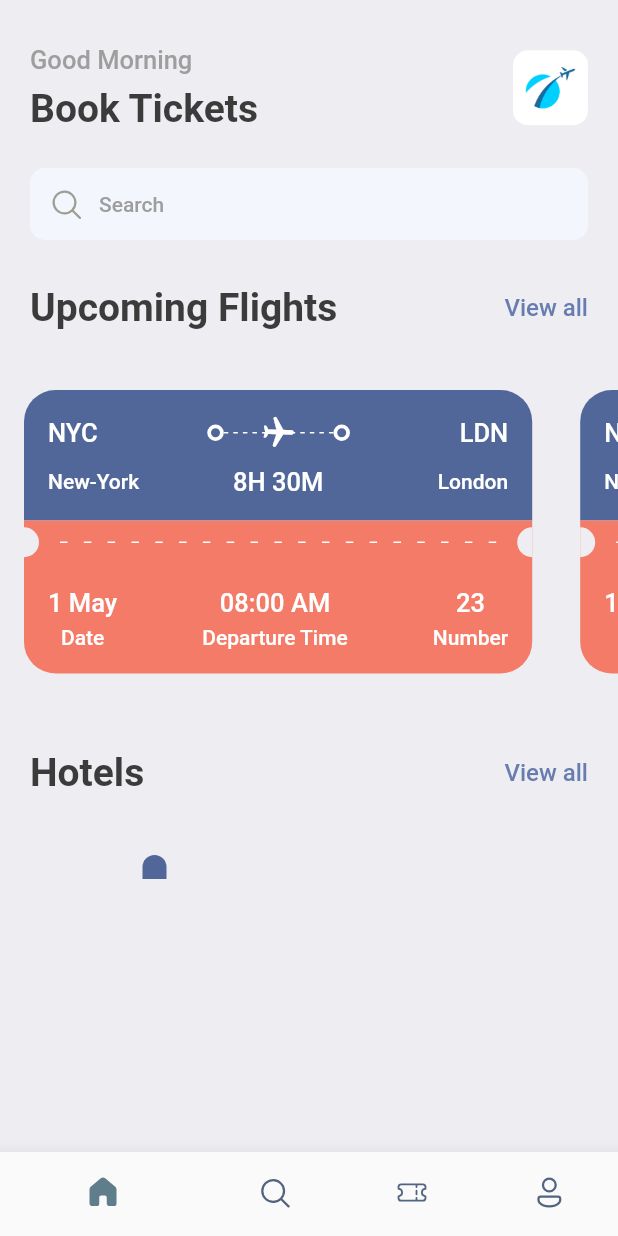
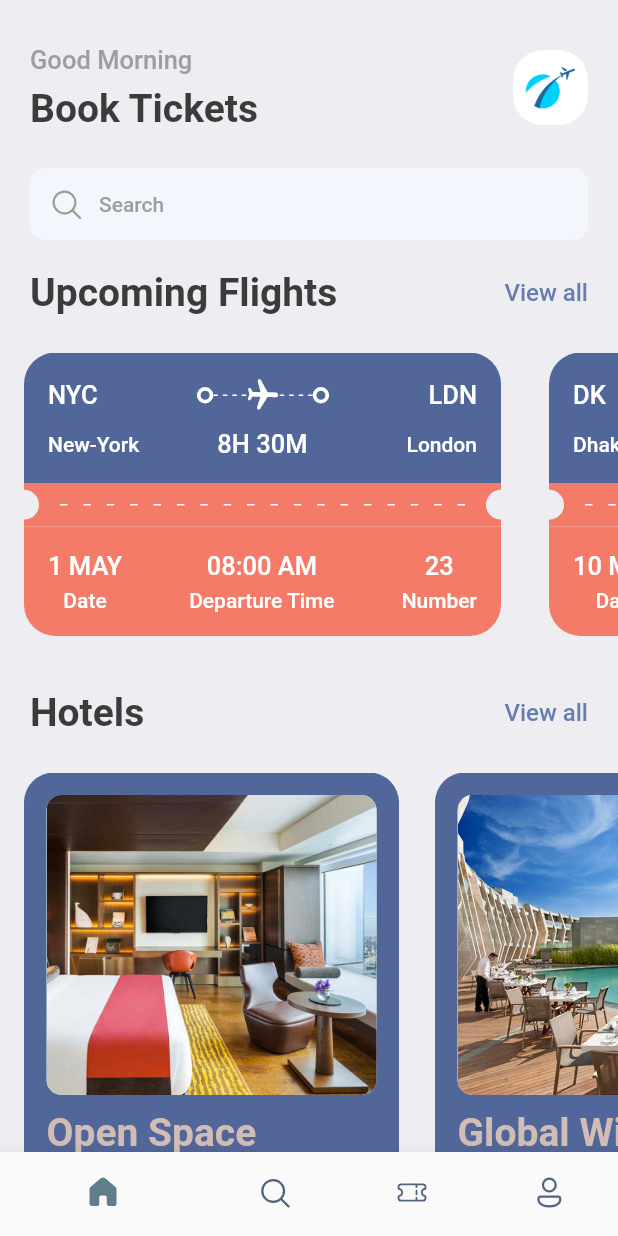
Before and after one commit to isif00/Ticket-Booking-App, a Flutter app: the screen it shows after launch, on a phone screen of 412 x 824 dp. Run offline on Flutter 3.47's test engine with Material 2 defaults, Android fonts, the phone set to English and light mode, and no system bars; our stand-ins replace fluentui_system_icons, gap, get.

Commit message:
Adding hotel widget and fixing repsonsivity

```diff
--- a/lib/screens/home_screen.dart
+++ b/lib/screens/home_screen.dart
@@ -1,9 +1,12 @@
 import 'package:booking_app/screens/hotel_view.dart';
 import 'package:booking_app/screens/ticket_view.dart';
+import 'package:booking_app/utils/app_info_list.dart';
 import 'package:booking_app/utils/app_styles.dart';
 import 'package:fluentui_system_icons/fluentui_system_icons.dart';
 import 'package:flutter/material.dart';
 import 'package:gap/gap.dart';
+
+import '../utils/app_layout.dart';
 
 class HomeScreen extends StatelessWidget {
   const HomeScreen({super.key});
@@ -15,15 +18,17 @@ class HomeScreen extends StatelessWidget {
       body: ListView(
         children: [
           Container(
-            padding: const EdgeInsets.only(
-              left: 20,
-              right: 20,
-              top: 20,
-              bottom: 20,
+            padding: EdgeInsets.only(
+              left: AppLayout.getWidth(20),
+              right: AppLayout.getWidth(20),
+              top: AppLayout.getHeight(20),
+              bottom: AppLayout.getHeight(20),
             ),
             child: Column(
               children: [
-                const Gap(10),
+                Gap(
+                  AppLayout.getHeight(10),
+                ),
                 Row(
                   mainAxisAlignment: MainAxisAlignment.spaceBetween,
                   children: [
@@ -34,7 +39,9 @@ class HomeScreen extends StatelessWidget {
                           'Good Morning',
                           style: Styles.headLineStyle3,
                         ),
-                        const Gap(7),
+                        Gap(
+                          AppLayout.getHeight(7),
+                        ),
                         Text(
                           'Book Tickets',
                           style: Styles.headLineStyle1,
@@ -42,10 +49,12 @@ class HomeScreen extends StatelessWidget {
                       ],
                     ),
                     Container(
-                      width: 50,
-                      height: 50,
+                      width: AppLayout.getHeight(50),
+                      height: AppLayout.getHeight(50),
                       decoration: BoxDecoration(
-                        borderRadius: BorderRadius.circular(10),
+                        borderRadius: BorderRadius.circular(
+                          AppLayout.getHeight(20),
+                        ),
                         image: const DecorationImage(
                           fit: BoxFit.cover,
                           image: AssetImage('images/img_1.png'),
@@ -54,15 +63,19 @@ class HomeScreen extends StatelessWidget {
                     )
                   ],
                 ),
-                const Gap(25),
+                Gap(
+                  AppLayout.getHeight(25),
+                ),
                 Container(
                   decoration: BoxDecoration(
-                    borderRadius: BorderRadius.circular(10),
+                    borderRadius: BorderRadius.circular(
+                      AppLayout.getHeight(10),
+                    ),
                     color: const Color(0xFFF4F6FD),
                   ),
-                  padding: const EdgeInsets.symmetric(
-                    horizontal: 12,
-                    vertical: 12,
+                  padding: EdgeInsets.symmetric(
+                    horizontal: AppLayout.getHeight(12),
+                    vertical: AppLayout.getWidth(12),
                   ),
                   child: Row(
                     children: [
@@ -80,7 +93,9 @@ class HomeScreen extends StatelessWidget {
                     ],
                   ),
                 ),
-                const Gap(30),
+                Gap(
+                  AppLayout.getHeight(20),
+                ),
                 Row(
                   mainAxisAlignment: MainAxisAlignment.spaceBetween,
                   children: [
@@ -101,23 +116,30 @@ class HomeScreen extends StatelessWidget {
               ],
             ),
           ),
-          const Gap(20),
-          const SingleChildScrollView(
+          Gap(
+            AppLayout.getHeight(5),
+          ),
+          SingleChildScrollView(
             scrollDirection: Axis.horizontal,
             child: Row(
-              children: [
-                TicketView(),
-                TicketView(),
-              ],
+              children: ticketList
+                  .map(
+                    (singleTicket) => (TicketView(
+                      ticket: singleTicket,
+                    )),
+                  )
+                  .toList(),
             ),
           ),
-          const Gap(20),
+          Gap(
+            AppLayout.getHeight(5),
+          ),
           Container(
-            padding: const EdgeInsets.only(
-              left: 20,
-              right: 20,
-              top: 20,
-              bottom: 20,
+            padding: EdgeInsets.only(
+              left: AppLayout.getWidth(20),
+              right: AppLayout.getWidth(20),
+              top: AppLayout.getHeight(20),
+              bottom: AppLayout.getHeight(20),
             ),
             child: Row(
               mainAxisAlignment: MainAxisAlignment.spaceBetween,
@@ -137,15 +159,15 @@ class HomeScreen extends StatelessWidget {
               ],
             ),
           ),
-          const Gap(20),
-          const SingleChildScrollView(
+          Gap(AppLayout.getHeight(5)),
+          SingleChildScrollView(
             scrollDirection: Axis.horizontal,
             child: Row(
-              children: [
-                HotelCard(),
-              ],
+              children: hotelList
+                  .map((singleHotel) => HotelCard(hotel: singleHotel))
+                  .toList(),
             ),
-          )
+          ),
         ],
       ),
     );
--- a/lib/screens/hotel_view.dart
+++ b/lib/screens/hotel_view.dart
@@ -1,33 +1,63 @@
 import 'package:flutter/material.dart';
+import 'package:gap/gap.dart';
 
 import '../utils/app_layout.dart';
+import '../utils/app_styles.dart';
 
 class HotelCard extends StatelessWidget {
-  const HotelCard({super.key});
+  final Map<String, dynamic> hotel;
+  const HotelCard({super.key, required this.hotel});
 
   @override
   Widget build(BuildContext context) {
-    final size = AppLayout.getSize(context);
-    return SizedBox(
-      width: size.width * 0.5,
-      height: 100,
-      child: Container(
-        margin: const EdgeInsets.only(left: 16, right: 16),
-        child: Column(
-          children: [
-            Container(
-              decoration: const BoxDecoration(
-                color: Color(0xFF526799),
-                borderRadius: BorderRadius.only(
-                  topLeft: Radius.circular(21),
-                  topRight: Radius.circular(21),
+    return Container(
+      width: AppLayout.getWidth(250),
+      height: AppLayout.getHeight(350),
+      margin: EdgeInsets.only(
+        left: AppLayout.getWidth(16),
+        right: AppLayout.getWidth(8),
+        bottom: AppLayout.getHeight(8),
+      ),
+      padding: EdgeInsets.all(AppLayout.getWidth(15)),
+      decoration: const BoxDecoration(
+        color: Color(0xFF526799),
+        borderRadius: BorderRadius.all(Radius.circular(20.0)),
+      ),
+      child: Column(
+        crossAxisAlignment: CrossAxisAlignment.start,
+        children: [
+          Container(
+            width: AppLayout.getHeight(250),
+            height: AppLayout.getHeight(200),
+            decoration: BoxDecoration(
+              boxShadow: [
+                BoxShadow(
+                  color: Colors.grey.shade200,
                 ),
+              ],
+              borderRadius: BorderRadius.circular(AppLayout.getHeight(10)),
+              image: DecorationImage(
+                fit: BoxFit.cover,
+                image: AssetImage("images/${hotel['image']}"),
               ),
-              child: const Padding(
-                  padding: EdgeInsets.all(8.0), child: SizedBox()),
             ),
-          ],
-        ),
+          ),
+          Gap(AppLayout.getHeight(10)),
+          Text(
+            '${hotel['place']}',
+            style: Styles.headLineStyle1.copyWith(color: Styles.kakiColor),
+          ),
+          Gap(AppLayout.getHeight(5)),
+          Text(
+            '${hotel['destination']}',
+            style: Styles.headLineStyle2.copyWith(color: Colors.white),
+          ),
+          Gap(AppLayout.getHeight(8)),
+          Text(
+            '\$${hotel['price']}/night',
+            style: Styles.headLineStyle3.copyWith(color: Colors.white),
+          ),
+        ],
       ),
     );
   }
--- /dev/null
+++ b/lib/screens/search_screen.dart
@@ -0,0 +1,22 @@
+import 'package:booking_app/utils/app_layout.dart';
+import 'package:flutter/cupertino.dart';
+import 'package:flutter/material.dart';
+import 'package:gap/gap.dart';
+
+import '../utils/app_styles.dart';
+
+class SearchScreen extends StatelessWidget {
+  const SearchScreen({super.key});
+
+  @override
+  Widget build(BuildContext context) {
+    return Scaffold(
+      backgroundColor: Styles.bgColor,
+      body: ListView(
+        children: [
+          Gap(AppLayout.getHeight(40),),
+        ],
+      ),
+    );
+  }
+}
--- a/lib/screens/ticket_view.dart
+++ b/lib/screens/ticket_view.dart
@@ -5,33 +5,34 @@ import 'package:flutter/material.dart';
 import 'package:gap/gap.dart';
 
 class TicketView extends StatelessWidget {
-  const TicketView({super.key});
+  final Map<String, dynamic> ticket;
+  const TicketView({super.key, required this.ticket});
 
   @override
   Widget build(BuildContext context) {
-    final size = AppLayout.getSize(context);
     return SizedBox(
-      width: size.width * 0.9,
-      height: 200,
+      width: AppLayout.getWidth(350),
+      height: AppLayout.getHeight(200),
       child: Container(
-        margin: const EdgeInsets.only(left: 16, right: 16),
+        margin: EdgeInsets.only(
+            left: AppLayout.getHeight(16), right: AppLayout.getHeight(16)),
         child: Column(
           children: [
             Container(
-              decoration: const BoxDecoration(
-                color: Color(0xFF526799),
+              decoration: BoxDecoration(
+                color: const Color(0xFF526799),
                 borderRadius: BorderRadius.only(
-                  topLeft: Radius.circular(21),
-                  topRight: Radius.circular(21),
+                  topLeft: Radius.circular(AppLayout.getHeight(21)),
+                  topRight: Radius.circular(AppLayout.getHeight(21)),
                 ),
               ),
-              padding: const EdgeInsets.all(16),
+              padding: EdgeInsets.all(AppLayout.getHeight(16)),
               child: Column(
                 children: [
                   Row(
                     children: [
                       Text(
-                        'NYC',
+                        ticket['from']['code'],
                         style:
                             Styles.headLineStyle3.copyWith(color: Colors.white),
                       ),
@@ -41,7 +42,7 @@ class TicketView extends StatelessWidget {
                         child: Stack(
                           children: [
                             SizedBox(
-                              height: 25,
+                              height: AppLayout.getHeight(25),
                               child: LayoutBuilder(
                                 builder: (BuildContext context,
                                     BoxConstraints constraints) {
@@ -82,7 +83,7 @@ class TicketView extends StatelessWidget {
                       const ThickContainer(),
                       const Spacer(),
                       Text(
-                        'LDN',
+                        ticket['to']['code'],
                         style:
                             Styles.headLineStyle3.copyWith(color: Colors.white),
                       ),
@@ -93,24 +94,24 @@ class TicketView extends StatelessWidget {
                     mainAxisAlignment: MainAxisAlignment.spaceBetween,
                     children: [
                       SizedBox(
-                        width: 100,
+                        width: AppLayout.getWidth(100),
                         child: Text(
-                          "New-York",
+                          ticket['from']['name'],
                           style: Styles.headLineStyle4.copyWith(
                             color: Colors.white,
                           ),
                         ),
                       ),
                       Text(
-                        "8H 30M",
+                        ticket['flying_time'],
                         style: Styles.headLineStyle3.copyWith(
                           color: Colors.white,
                         ),
                       ),
                       SizedBox(
-                        width: 100,
+                        width: AppLayout.getWidth(100),
                         child: Text(
-                          "London",
+                          ticket['to']['name'],
                           textAlign: TextAlign.end,
                           style: Styles.headLineStyle4.copyWith(
                             color: Colors.white,
@@ -127,14 +128,14 @@ class TicketView extends StatelessWidget {
               child: Row(
                 children: [
                   SizedBox(
-                    height: 20,
-                    width: 10,
+                    height: AppLayout.getHeight(20),
+                    width: AppLayout.getWidth(10),
                     child: DecoratedBox(
                       decoration: BoxDecoration(
                         color: Styles.bgColor,
-                        borderRadius: const BorderRadius.only(
-                          topRight: Radius.circular(10),
-                          bottomRight: Radius.circular(10),
+                        borderRadius: BorderRadius.only(
+                          topRight: Radius.circular(AppLayout.getHeight(10)),
+                          bottomRight: Radius.circular(AppLayout.getHeight(10)),
                         ),
                       ),
                     ),
@@ -151,10 +152,10 @@ class TicketView extends StatelessWidget {
                             mainAxisSize: MainAxisSize.max,
                             children: List.generate(
                               (constraints.constrainWidth() / 15).floor(),
-                              (index) => const SizedBox(
-                                width: 5,
-                                height: 1,
-                                child: DecoratedBox(
+                              (index) => SizedBox(
+                                width: AppLayout.getHeight(5),
+                                height: AppLayout.getHeight(1),
+                                child: const DecoratedBox(
                                   decoration: BoxDecoration(
                                     color: Colors.white,
                                   ),
@@ -167,14 +168,14 @@ class TicketView extends StatelessWidget {
                     ),
                   ),
                   SizedBox(
-                    height: 20,
-                    width: 10,
+                    height: AppLayout.getHeight(20),
+                    width: AppLayout.getWidth(10),
                     child: DecoratedBox(
                       decoration: BoxDecoration(
                         color: Styles.bgColor,
-                        borderRadius: const BorderRadius.only(
-                          topLeft: Radius.circular(10),
-                          bottomLeft: Radius.circular(10),
+                        borderRadius: BorderRadius.only(
+                          topLeft: Radius.circular(AppLayout.getHeight(10)),
+                          bottomLeft: Radius.circular(AppLayout.getHeight(10)),
                         ),
                       ),
                     ),
@@ -185,12 +186,12 @@ class TicketView extends StatelessWidget {
             Container(
               decoration: BoxDecoration(
                 color: Styles.orangeColor,
-                borderRadius: const BorderRadius.only(
-                  bottomLeft: Radius.circular(21),
-                  bottomRight: Radius.circular(21),
+                borderRadius: BorderRadius.only(
+                  bottomLeft: Radius.circular(AppLayout.getHeight(21)),
+                  bottomRight: Radius.circular(AppLayout.getHeight(21)),
                 ),
               ),
-              padding: const EdgeInsets.all(16),
+              padding: EdgeInsets.all(AppLayout.getHeight(16)),
               child: Column(
                 children: [
                   Row(
@@ -200,11 +201,11 @@ class TicketView extends StatelessWidget {
                         mainAxisAlignment: MainAxisAlignment.start,
                         children: [
                           Text(
-                            '1 May',
+                            ticket['date'],
                             style: Styles.headLineStyle3
                                 .copyWith(color: Colors.white),
                           ),
-                          const Gap(5),
+                          Gap(AppLayout.getHeight(5)),
                           Text(
                             "Date",
                             style: Styles.headLineStyle4.copyWith(
@@ -217,12 +218,12 @@ class TicketView extends StatelessWidget {
                         mainAxisAlignment: MainAxisAlignment.center,
                         children: [
                           Text(
-                            "08:00 AM",
+                            ticket['departure_time'],
                             style: Styles.headLineStyle3.copyWith(
                               color: Colors.white,
                             ),
                           ),
-                          const Gap(5),
+                          Gap(AppLayout.getHeight(5)),
                           Text(
                             "Departure Time",
                             style: Styles.headLineStyle4.copyWith(
@@ -235,11 +236,11 @@ class TicketView extends StatelessWidget {
                         mainAxisAlignment: MainAxisAlignment.end,
                         children: [
                           Text(
-                            '23',
+                            '${ticket['number']}',
                             style: Styles.headLineStyle3
                                 .copyWith(color: Colors.white),
                           ),
-                          const Gap(5),
+                          Gap(AppLayout.getHeight(5)),
                           Text(
                             "Number",
                             textAlign: TextAlign.end,
--- /dev/null
+++ b/lib/utils/app_info_list.dart
@@ -0,0 +1,39 @@
+List<Map<String, dynamic>> hotelList = [
+  {
+    'image': 'one.png',
+    'place': 'Open Space',
+    'destination': 'London',
+    'price': 25
+  },
+  {
+    'image': 'two.png',
+    'place': 'Global Will',
+    'destination': 'USA',
+    'price': 50
+  },
+  {
+    'image': 'three.png',
+    'place': 'Tallest Building',
+    'destination': 'Dubai',
+    'price': 68
+  },
+];
+
+List<Map<String, dynamic>> ticketList = [
+  {
+    'from': {'code': "NYC", 'name': "New-York"},
+    'to': {'code': "LDN", 'name': "London"},
+    'flying_time': '8H 30M',
+    'date': "1 MAY",
+    'departure_time': "08:00 AM",
+    "number": 23
+  },
+  {
+    'from': {'code': "DK", 'name': "Dhaka"},
+    'to': {'code': "SH", 'name': "Shanghai"},
+    'flying_time': '4H 20M',
+    'date': "10 MAY",
+    'departure_time': "09:00 AM",
+    "number": 45
+  },
+];
--- a/lib/utils/app_layout.dart
+++ b/lib/utils/app_layout.dart
@@ -1,7 +1,21 @@
-import 'package:flutter/material.dart';
+import 'package:get/route_manager.dart';
 
 class AppLayout {
-  static getSize(BuildContext context) {
-    return MediaQuery.of(context).size;
+  static getScreenHeight() {
+    return Get.height;
+  }
+
+  static getScreenWidth() {
+    return Get.width;
+  }
+
+  static getHeight(double pixels) {
+    double x = getScreenHeight() / pixels;
+    return getScreenHeight() / x;
+  }
+
+  static getWidth(double pixels) {
+    double x = getScreenWidth() / pixels;
+    return getScreenWidth() / x;
   }
 }
--- a/lib/utils/app_styles.dart
+++ b/lib/utils/app_styles.dart
@@ -7,6 +7,7 @@ class Styles {
   static Color textColor = const Color(0xFF3b3b3b);
   static Color bgColor = const Color(0xFFeeedf2);
   static Color orangeColor = const Color(0xFFF37B67);
+  static Color kakiColor = const Color(0xFFd2bdb6);
   static TextStyle textStyle = TextStyle(
     fontSize: 16,
     color: textColor,
--- a/pubspec.yaml
+++ b/pubspec.yaml
@@ -36,6 +36,7 @@ dependencies:
   # Use with the CupertinoIcons class for iOS style icons.
   cupertino_icons: ^1.0.2
   fluentui_system_icons: ^1.1.208
+  get: ^4.6.5
   gap: ^3.0.1
 
 dev_dependencies:
```
Also changed, not shown: pubspec.lock.
